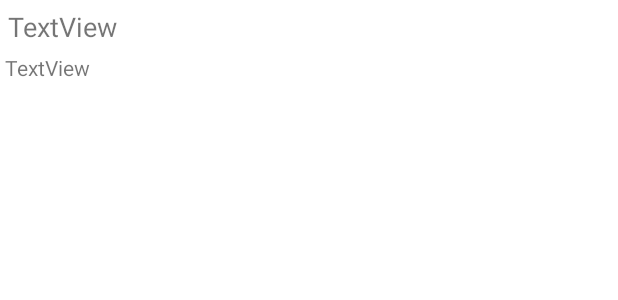
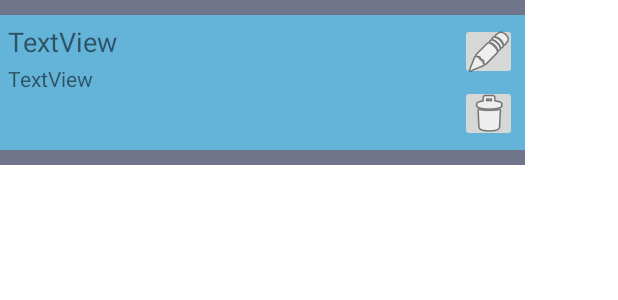
Before and after one commit to Gaivoto/TP1CM2021, an Android app: the layout note_list_item.xml on its own in the app's theme, with its tools: preview values and no code run, on a phone screen of 412 x 824 dp. Shown: the top 300 px of the screen. Run offline under Robolectric (Android 15) with nearby library versions, the phone set to English and light mode, and no system bars.

Commit message:
implemented note editing feature and added style to list

```diff
--- a/app/src/main/java/com/example/tp1cm2021/adapters/NoteAdapter.kt
+++ b/app/src/main/java/com/example/tp1cm2021/adapters/NoteAdapter.kt
@@ -16,6 +16,7 @@ class NoteAdapter constructor(context: Context) : RecyclerView.Adapter<NoteAdapt
     private var notes = listOf<Note>()
 
     class NoteViewHolder(itemView: View) : RecyclerView.ViewHolder(itemView) {
+        val noteId: TextView = itemView.findViewById(R.id.listItemId)
         val noteTitle: TextView = itemView.findViewById(R.id.noteTitle)
         val noteDescription: TextView = itemView.findViewById(R.id.noteDescription)
     }
@@ -28,6 +29,7 @@ class NoteAdapter constructor(context: Context) : RecyclerView.Adapter<NoteAdapt
     override fun onBindViewHolder(holder: NoteViewHolder, position: Int) {
         val current = notes[position]
 
+        holder.noteId.text = current.id.toString()
         holder.noteTitle.text = current.title
         holder.noteDescription.text = current.description
     }
--- a/app/src/main/java/com/example/tp1cm2021/fragments/CreateNoteFragment.kt
+++ b/app/src/main/java/com/example/tp1cm2021/fragments/CreateNoteFragment.kt
@@ -32,7 +32,7 @@ class CreateNoteFragment : DialogFragment() {
             val createBtn = dialogView.findViewById<Button>(R.id.createBtn)
             val cancelBtn = dialogView.findViewById<Button>(R.id.cancelBtn)
 
-            //add listeners to the dialog's custom button and make them comunicate with the parent activity
+            //add listeners to the dialog's custom button and make them communicate with the parent activity
             createBtn.setOnClickListener {
 
                 val title: String = dialogView.findViewById<EditText>(R.id.editTitle).text.toString()
@@ -51,14 +51,14 @@ class CreateNoteFragment : DialogFragment() {
         } ?: throw IllegalStateException("Activity cannot be null")
     }
 
-    //apply listener to the dialog
+    //attach parent as listener
     override fun onAttach(context: Context) {
         super.onAttach(context)
 
         try {
             listener = context as NoteCreateDialogListener
         } catch (e: ClassCastException) {
-            throw ClassCastException((context.toString() + " must implement NoticeDialogListener"))
+            throw ClassCastException((context.toString() + " must implement NoteCreateDialogListener"))
         }
     }
 }
--- a/app/src/main/java/com/example/tp1cm2021/viewModel/NoteViewModel.kt
+++ b/app/src/main/java/com/example/tp1cm2021/viewModel/NoteViewModel.kt
@@ -29,8 +29,8 @@ class NoteViewModel(application: Application): AndroidViewModel(application) {
     }
 
     //call repository method to update note by id
-    fun updateNote(title: String, description: String, id: Int) = viewModelScope.launch(Dispatchers.IO) {
-        repository.updateNote(title, description, id)
+    fun updateNote(note: Note) = viewModelScope.launch(Dispatchers.IO) {
+        repository.updateNote(note.title, note.description, note.id!!)
     }
 
     //call repository method to delete note by id
--- a/app/src/main/res/layout/activity_note_list.xml
+++ b/app/src/main/res/layout/activity_note_list.xml
@@ -11,6 +11,8 @@
         android:layout_width="366dp"
         android:layout_height="500dp"
         android:layout_marginBottom="110dp"
+        android:background="#71758C"
+        android:padding="10dp"
         app:layout_constraintBottom_toBottomOf="parent"
         app:layout_constraintEnd_toEndOf="parent"
         app:layout_constraintHorizontal_bias="0.5"
--- a/app/src/main/res/layout/note_list_item.xml
+++ b/app/src/main/res/layout/note_list_item.xml
@@ -3,9 +3,53 @@
     xmlns:app="http://schemas.android.com/apk/res-auto"
     xmlns:tools="http://schemas.android.com/tools"
     android:id="@+id/itemTitle"
-    android:layout_width="366dp"
+    android:layout_width="350dp"
+    android:layout_height="110dp"
+    android:background="#71758C"
+    android:onClick="openNoteDetails">
+
+    <androidx.constraintlayout.widget.ConstraintLayout
+        android:layout_width="350dp"
         android:layout_height="90dp"
-    android:onClick="openNoteDetails">
+        android:background="#63B4D8"
+        app:layout_constraintBottom_toBottomOf="parent"
+        app:layout_constraintEnd_toEndOf="parent"
+        app:layout_constraintHorizontal_bias="0.5"
+        app:layout_constraintStart_toStartOf="parent"
+        app:layout_constraintTop_toTopOf="parent">
+
+        <ImageButton
+            android:id="@+id/editBtn"
+            android:layout_width="38dp"
+            android:layout_height="38dp"
+            android:layout_marginTop="5dp"
+            android:layout_marginEnd="5dp"
+            android:layout_marginRight="5dp"
+            app:layout_constraintEnd_toEndOf="parent"
+            app:layout_constraintTop_toTopOf="parent"
+            app:srcCompat="@android:drawable/ic_menu_edit"
+            android:onClick="launchEditDialog"/>
+
+        <TextView
+            android:id="@+id/noteDescription"
+            android:layout_width="303dp"
+            android:layout_height="52dp"
+            android:layout_marginBottom="5dp"
+            android:text="TextView"
+            app:layout_constraintBottom_toBottomOf="parent"
+            app:layout_constraintStart_toStartOf="@+id/noteTitle" />
+
+        <ImageButton
+            android:id="@+id/deleteBtn"
+            android:layout_width="38dp"
+            android:layout_height="38dp"
+            android:layout_marginEnd="5dp"
+            android:layout_marginRight="5dp"
+            android:layout_marginBottom="5dp"
+            app:layout_constraintBottom_toBottomOf="parent"
+            app:layout_constraintEnd_toEndOf="parent"
+            app:srcCompat="@android:drawable/ic_menu_delete"
+            android:onClick="launchDeleteDialog"/>
 
         <TextView
             android:id="@+id/noteTitle"
@@ -20,14 +64,13 @@
             app:layout_constraintTop_toTopOf="parent" />
 
         <TextView
-        android:id="@+id/noteDescription"
-        android:layout_width="354dp"
-        android:layout_height="50dp"
-        android:layout_marginTop="5dp"
-        android:layout_marginEnd="5dp"
-        android:layout_marginRight="5dp"
+            android:id="@+id/listItemId"
+            android:layout_width="wrap_content"
+            android:layout_height="wrap_content"
             android:text="TextView"
-        app:layout_constraintEnd_toEndOf="parent"
-        app:layout_constraintStart_toStartOf="parent"
-        app:layout_constraintTop_toBottomOf="@+id/noteTitle" />
+            android:visibility="gone"
+            app:layout_constraintBottom_toBottomOf="parent"
+            app:layout_constraintEnd_toEndOf="@+id/editBtn" />
     </androidx.constraintlayout.widget.ConstraintLayout>
+
+</androidx.constraintlayout.widget.ConstraintLayout>
--- a/app/src/main/res/values/strings.xml
+++ b/app/src/main/res/values/strings.xml
@@ -13,4 +13,5 @@
     <string name="title">Title</string>
     <string name="description">Description</string>
     <string name="createNote">Create Note</string>
+    <string name="editNote">Edit Note</string>
 </resources>
```
Also changed, not shown: app/src/main/java/com/example/tp1cm2021/activities/NoteList.kt (+41 -6 lines), app/src/main/java/com/example/tp1cm2021/fragments/EditNoteFragment.kt (added, +71 -0 lines), app/src/main/res/layout/edit_note_dialog.xml (added, +81 -0 lines). Lines whose indentation alone changed are shown as unchanged.
